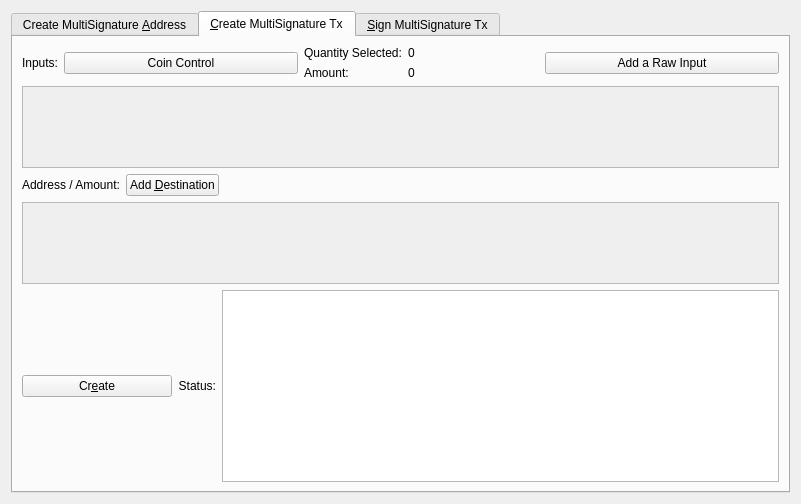
Old version of the form src/qt/forms/multisigdialog.ui in the repository zestfoundation/ZestCoin.
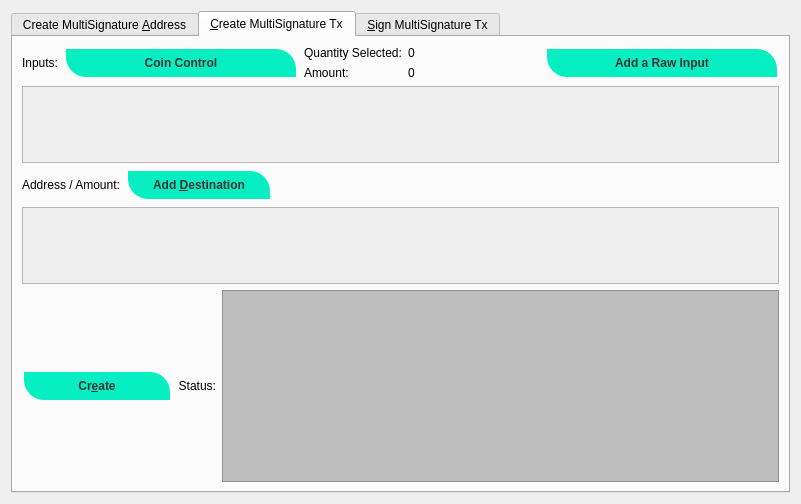
New version of the form. The open tabs and pages were chosen to show the change. Icons and pictures are not drawn.

```diff
--- a/src/qt/forms/multisigdialog.ui
+++ b/src/qt/forms/multisigdialog.ui
@@ -28,9 +28,24 @@
 QLabel{background-color:#ffffff;}
 QFrame &gt; QLabel{background-color:#f2f0f0;}</string>
      </property>
+     <property name="tabShape">
+      <enum>QTabWidget::Rounded</enum>
+     </property>
      <property name="currentIndex">
       <number>0</number>
      </property>
+     <property name="elideMode">
+      <enum>Qt::ElideNone</enum>
+     </property>
+     <property name="documentMode">
+      <bool>false</bool>
+     </property>
+     <property name="tabsClosable">
+      <bool>false</bool>
+     </property>
+     <property name="tabBarAutoHide">
+      <bool>false</bool>
+     </property>
      <widget class="QWidget" name="addMultisigTab">
       <property name="sizePolicy">
        <sizepolicy hsizetype="Minimum" vsizetype="Minimum">
@@ -322,6 +337,34 @@
                  <verstretch>0</verstretch>
                 </sizepolicy>
                </property>
+               <property name="styleSheet">
+                <string notr="true"> .QPushButton {
+  background-color: #08EEC3;
+	border: 0;
+	color:#333;
+	font-size:12px;
+	font-weight:bold;
+	padding-left:25px;
+	padding-right:25px;
+	padding-top:1px;
+	padding-bottom:1px;
+	height: 26px;
+	margin: 2px;
+	border-top-right-radius: 20px;
+	border-bottom-left-radius: 20px;
+}
+
+
+ .QPushButton:hover {
+background-color: #07BC9C;
+}
+
+ .QPushButton:pressed{
+background-color: #09D9B7;
+	border:1px solid #333333;
+}
+</string>
+               </property>
                <property name="text">
                 <string>Coin Control</string>
                </property>
@@ -373,6 +416,34 @@
                <property name="toolTip">
                 <string>Add an input to fund the outputs</string>
                </property>
+               <property name="styleSheet">
+                <string notr="true"> .QPushButton {
+  background-color: #08EEC3;
+	border: 0;
+	color:#333;
+	font-size:12px;
+	font-weight:bold;
+	padding-left:25px;
+	padding-right:25px;
+	padding-top:1px;
+	padding-bottom:1px;
+	height: 26px;
+	margin: 2px;
+	border-top-right-radius: 20px;
+	border-bottom-left-radius: 20px;
+}
+
+
+ .QPushButton:hover {
+background-color: #07BC9C;
+}
+
+ .QPushButton:pressed{
+background-color: #09D9B7;
+	border:1px solid #333333;
+}
+</string>
+               </property>
                <property name="text">
                 <string>Add a Raw Input</string>
                </property>
@@ -400,8 +471,8 @@
                <rect>
                 <x>0</x>
                 <y>0</y>
-                <width>98</width>
-                <height>28</height>
+                <width>747</width>
+                <height>70</height>
                </rect>
               </property>
               <layout class="QVBoxLayout" name="verticalLayout_7">
@@ -429,6 +500,10 @@
             <layout class="QHBoxLayout" name="addDestinationLayout">
              <item>
               <widget class="QLabel" name="addDestinationLabel">
+               <property name="styleSheet">
+                <string notr="true">background:transparent;
+</string>
+               </property>
                <property name="text">
                 <string>Address / Amount:</string>
                </property>
@@ -445,6 +520,34 @@
                <property name="toolTip">
                 <string>Add destinations to send ZEST to</string>
                </property>
+               <property name="styleSheet">
+                <string notr="true"> .QPushButton {
+  background-color: #08EEC3;
+	border: 0;
+	color:#333;
+	font-size:12px;
+	font-weight:bold;
+	padding-left:25px;
+	padding-right:25px;
+	padding-top:1px;
+	padding-bottom:1px;
+	height: 26px;
+	margin: 2px;
+	border-top-right-radius: 20px;
+	border-bottom-left-radius: 20px;
+}
+
+
+ .QPushButton:hover {
+background-color: #07BC9C;
+}
+
+ .QPushButton:pressed{
+background-color: #09D9B7;
+	border:1px solid #333333;
+}
+</string>
+               </property>
                <property name="text">
                 <string>Add &amp;Destination</string>
                </property>
@@ -485,8 +588,8 @@
                <rect>
                 <x>0</x>
                 <y>0</y>
-                <width>98</width>
-                <height>28</height>
+                <width>747</width>
+                <height>69</height>
                </rect>
               </property>
               <layout class="QVBoxLayout" name="verticalLayout_11">
@@ -529,6 +632,34 @@
                <property name="toolTip">
                 <string>Create a transaction object using the given inputs to the given outputs</string>
                </property>
+               <property name="styleSheet">
+                <string notr="true"> .QPushButton {
+  background-color: #08EEC3;
+	border: 0;
+	color:#333;
+	font-size:12px;
+	font-weight:bold;
+	padding-left:25px;
+	padding-right:25px;
+	padding-top:1px;
+	padding-bottom:1px;
+	height: 26px;
+	margin: 2px;
+	border-top-right-radius: 20px;
+	border-bottom-left-radius: 20px;
+}
+
+
+ .QPushButton:hover {
+background-color: #07BC9C;
+}
+
+ .QPushButton:pressed{
+background-color: #09D9B7;
+	border:1px solid #333333;
+}
+</string>
+               </property>
                <property name="text">
                 <string>Cr&amp;eate</string>
                </property>
@@ -574,6 +705,9 @@
                  <height>16777215</height>
                 </size>
                </property>
+               <property name="styleSheet">
+                <string notr="true">background:rgba(129, 129, 129,0.5);</string>
+               </property>
                <property name="readOnly">
                 <bool>true</bool>
                </property>
@@ -581,8 +715,8 @@
                 <string>&lt;!DOCTYPE HTML PUBLIC &quot;-//W3C//DTD HTML 4.0//EN&quot; &quot;http://www.w3.org/TR/REC-html40/strict.dtd&quot;&gt;
 &lt;html&gt;&lt;head&gt;&lt;meta name=&quot;qrichtext&quot; content=&quot;1&quot; /&gt;&lt;style type=&quot;text/css&quot;&gt;
 p, li { white-space: pre-wrap; }
-&lt;/style&gt;&lt;/head&gt;&lt;body style=&quot; font-family:'Noto Sans'; font-size:9pt; font-weight:400; font-style:normal;&quot;&gt;
-&lt;p style=&quot;-qt-paragraph-type:empty; margin-top:0px; margin-bottom:0px; margin-left:0px; margin-right:0px; -qt-block-indent:0; text-indent:0px;&quot;&gt;&lt;br /&gt;&lt;/p&gt;&lt;/body&gt;&lt;/html&gt;</string>
+&lt;/style&gt;&lt;/head&gt;&lt;body style=&quot; font-family:'Sans Serif'; font-size:9pt; font-weight:400; font-style:normal;&quot;&gt;
+&lt;p style=&quot;-qt-paragraph-type:empty; margin-top:0px; margin-bottom:0px; margin-left:0px; margin-right:0px; -qt-block-indent:0; text-indent:0px; font-family:'Noto Sans';&quot;&gt;&lt;br /&gt;&lt;/p&gt;&lt;/body&gt;&lt;/html&gt;</string>
                </property>
               </widget>
              </item>
```
Left out of the diff: 257 changed lines with no effect on the pictures.
